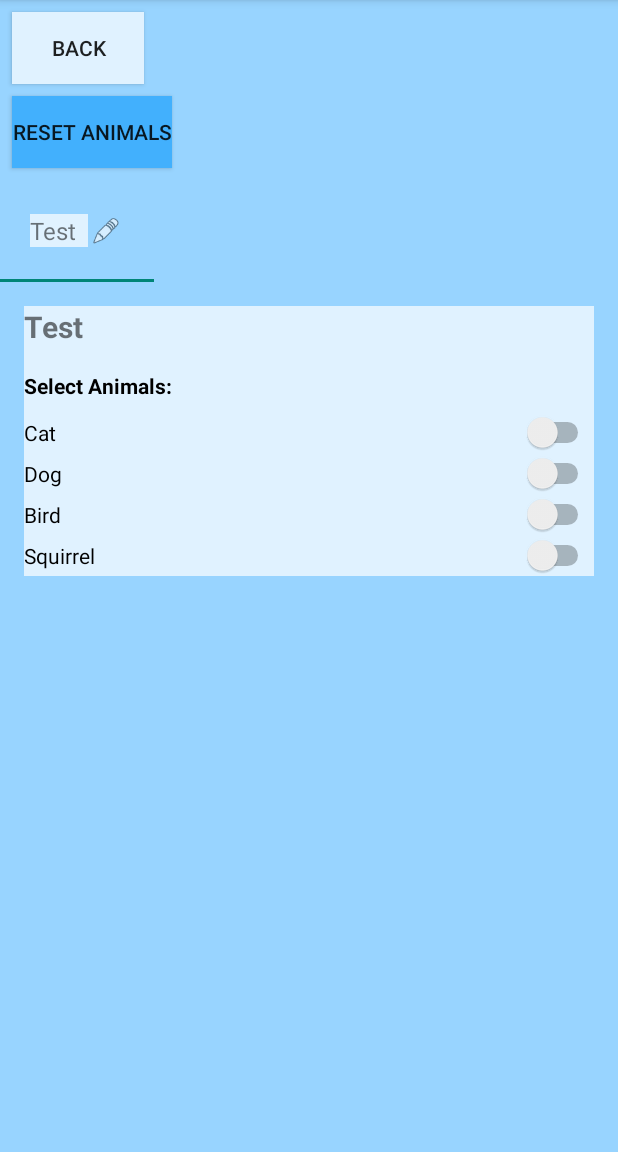
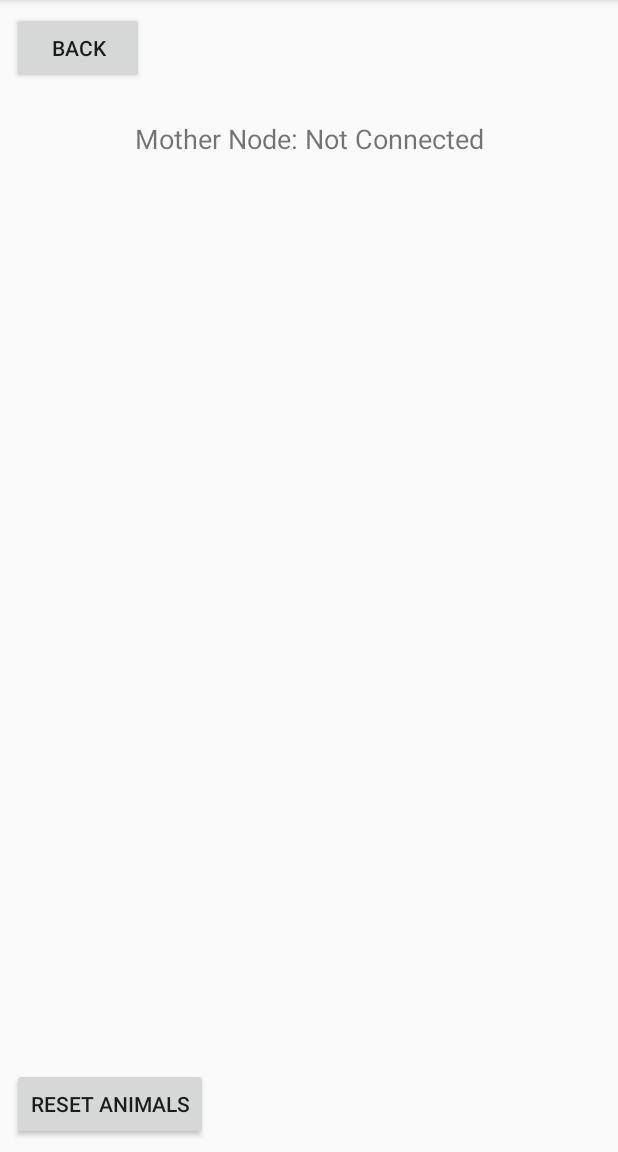
Before and after one commit to Riolan/capstone, an Android app built with Jetpack Compose: the CameraActivity screen opened directly, with no data from a screen before it, on a phone screen of 412 x 824 dp, the part 84-1236 px from its top. Run offline under Robolectric (Android 15) with nearby library versions, the phone set to English and light mode, and no system bars.

Commit message:
Updated to GUI - Fix of BLE Characteristics - Added BleManager for communication to Mothernode - Others I don't remember from my lack of sleep

```diff
--- a/MyApplication/app/src/main/java/com/example/myapplication/CameraActivity.kt
+++ b/MyApplication/app/src/main/java/com/example/myapplication/CameraActivity.kt
@@ -1,5 +1,6 @@
 
 package com.example.myapplication
+import android.annotation.SuppressLint
 import android.content.SharedPreferences
 import android.os.Bundle
 import android.util.Log
@@ -18,10 +19,14 @@ import androidx.viewpager.widget.ViewPager
 import androidx.viewpager2.adapter.FragmentStateAdapter
 import androidx.viewpager2.widget.ViewPager2
 import com.example.myapplication.databinding.ActivityCameraSettingsBinding
+import com.example.myapplication.ui.BleConnectionListener
 import com.example.myapplication.ui.main.SectionsPagerAdapter
 import com.google.android.material.floatingactionbutton.FloatingActionButton
 import com.google.android.material.tabs.TabLayout
 import com.google.android.material.tabs.TabLayoutMediator
+
+import com.example.myapplication.ui.BleManager
+import android.bluetooth.BluetoothDevice
 
 class MyPagerAdapter(fragmentActivity: FragmentActivity, private val items: List<String>) : FragmentStateAdapter(fragmentActivity) {
     override fun getItemCount(): Int = items.size
@@ -46,7 +51,7 @@ class MyFragment : Fragment() {
 }
 
 
-class CameraActivity : AppCompatActivity() {
+class CameraActivity : AppCompatActivity(), BleConnectionListener {
 
     private lateinit var binding: ActivityCameraSettingsBinding
     private lateinit var CameraText: TextView
@@ -56,10 +61,12 @@ class CameraActivity : AppCompatActivity() {
     private var deviceList: MutableList<String> = mutableListOf()
     private lateinit var prefs: SharedPreferences
     private lateinit var originalList: ArrayList<String>
+    private lateinit var bleManager: BleManager
+
 
     override fun onCreate(savedInstanceState: Bundle?) {
         super.onCreate(savedInstanceState)
-        setContentView(R.layout.activity_camera_settings)
+        setContentView(R.layout.test_device_viewer)
 
         val resetButton = findViewById<Button>(R.id.resetAnimalsButton)
         resetButton.setOnClickListener {
@@ -86,10 +93,11 @@ class CameraActivity : AppCompatActivity() {
 
         originalList = intent.getStringArrayListExtra("device_list") ?: arrayListOf()
 
-        deviceList = originalList.mapIndexed { index, name ->
-            prefs.getString("device_$index", name) ?: name
-        }.toMutableList()
-        deviceList.add("Test")
+
+        bleManager = BleManager.getInstance()
+        bleManager.registerConnectionListener(this)
+
+        //deviceList.add("Test")
         adapter = DevicePagerAdapter(this, deviceList)
         viewPager.adapter = adapter
 
@@ -97,6 +105,8 @@ class CameraActivity : AppCompatActivity() {
         TabLayoutMediator(tabLayout, viewPager) { tab, position ->
             tab.customView = createCustomTabView(position)
         }.attach()
+
+        updateConnectedDevicesUI()
     }
     private fun createCustomTabView(position: Int): View {
         val view = layoutInflater.inflate(R.layout.custom_tab, null)
@@ -110,6 +120,61 @@ class CameraActivity : AppCompatActivity() {
         }
 
         return view
+    }
+
+
+    override fun onDestroy() {
+        super.onDestroy()
+        // Unregister the connection listener to prevent memory leaks
+        bleManager.unregisterConnectionListener(this)
+    }
+
+    // Implement BleConnectionListener interface methods
+    override fun onDeviceConnected(device: BluetoothDevice) {
+        // Update UI when a device connects
+        runOnUiThread {
+            updateConnectedDevicesUI()
+        }
+    }
+
+    override fun onDeviceDisconnected(device: BluetoothDevice) {
+        // Update UI when a device disconnects
+        runOnUiThread {
+            updateConnectedDevicesUI()
+        }
+    }
+
+    // This method updates the UI to show only connected devices
+    @SuppressLint("MissingPermission")
+    private fun updateConnectedDevicesUI() {
+        // Get the current connected device
+        val currentDevice = bleManager.getCurrentDevice()
+
+        // Create a list with just the current device or a placeholder message
+        deviceList = if (currentDevice != null) {
+            // Get the device name - adjust this based on your device object structure
+            val deviceName = currentDevice.name ?: "Unknown Device"
+            mutableListOf(deviceName)
+
+        } else {
+            mutableListOf("No Connected Device")
+        }
+
+        if (currentDevice != null) {
+            // This will instead need to host Edge Nodes
+
+            // Check if adapter is already initialized
+            if (::adapter.isInitialized) {
+                adapter.updateDevices(deviceList)
+            } else {
+                adapter = DevicePagerAdapter(this, deviceList)
+                viewPager.adapter = adapter
+
+                TabLayoutMediator(tabLayout, viewPager) { tab, position ->
+                    tab.customView = createCustomTabView(position)
+                }.attach()
+            }
+        }
     }
 
     private fun showRenameDialog(position: Int) {
--- a/MyApplication/app/src/main/java/com/example/myapplication/DevicePagerAdapter.kt
+++ b/MyApplication/app/src/main/java/com/example/myapplication/DevicePagerAdapter.kt
@@ -7,7 +7,7 @@ import androidx.viewpager2.adapter.FragmentStateAdapter
 
 class DevicePagerAdapter(
     fa: FragmentActivity,
-    private val deviceList: List<String>
+    private var deviceList: MutableList<String>
 ) : FragmentStateAdapter(fa) {
     private val fragmentMap = mutableMapOf<Int, DeviceFragment>()
     override fun getItemCount(): Int = deviceList.size
@@ -20,5 +20,12 @@ class DevicePagerAdapter(
         fragmentMap[position] = fragment
         return fragment
     }
+
+    fun updateDevices(newDeviceList: MutableList<String>) {
+        deviceList = newDeviceList
+        fragmentMap.clear() // Clear fragment cache
+        notifyDataSetChanged() // This will recreate fragments
+    }
+
     fun getFragment(position: Int): DeviceFragment? = fragmentMap[position]
 }
--- a/MyApplication/app/src/main/res/layout/activity_camera_settings.xml
+++ b/MyApplication/app/src/main/res/layout/activity_camera_settings.xml
@@ -1,35 +1,57 @@
 <?xml version="1.0" encoding="utf-8"?>
 <LinearLayout xmlns:android="http://schemas.android.com/apk/res/android"
     xmlns:app="http://schemas.android.com/apk/res-auto"
-android:orientation="vertical"
     android:layout_width="match_parent"
     android:layout_height="match_parent"
-    android:background="#98D4FF">
+    android:background="#98D4FF"
+    android:orientation="vertical">
+
     <Button
         android:id="@+id/backButton"
         android:layout_width="wrap_content"
         android:layout_height="wrap_content"
-        android:text="Back"
         android:layout_margin="8dp"
-        android:background="#E0F2FF"/>
+        android:background="#E0F2FF"
+        android:text="Back" />
+
+    <androidx.cardview.widget.CardView
+        android:layout_width="match_parent"
+        android:layout_height="135dp">
+
+        <HorizontalScrollView
+            android:layout_width="match_parent"
+            android:layout_height="101dp"
+            android:layout_gravity="center">
+
+            <TextView
+                android:id="@+id/motherNodeTextView"
+                android:layout_width="match_parent"
+                android:layout_height="match_parent"
+                android:editable="false"
+                android:gravity="center"
+                android:text="TextView" />
+        </HorizontalScrollView>
+
+    </androidx.cardview.widget.CardView>
+
     <Button
         android:id="@+id/resetAnimalsButton"
         android:layout_width="wrap_content"
         android:layout_height="wrap_content"
-        android:text="Reset Animals"
         android:layout_marginStart="8dp"
         android:layout_marginBottom="8dp"
-        android:background="#42B0FD"/>
+        android:background="#42B0FD"
+        android:text="Reset Animals" />
 
     <com.google.android.material.tabs.TabLayout
         android:id="@+id/tabLayout"
         android:layout_width="match_parent"
-        android:layout_height="68dp"
+        android:layout_height="111dp"
         app:tabMode="scrollable" />
 
     <androidx.viewpager2.widget.ViewPager2
         android:id="@+id/viewPager"
         android:layout_width="match_parent"
         android:layout_height="0dp"
-    android:layout_weight="1"/>
+        android:layout_weight="1" />
 </LinearLayout>
--- a/MyApplication/app/src/main/res/layout/custom_tab.xml
+++ b/MyApplication/app/src/main/res/layout/custom_tab.xml
@@ -1,29 +1,28 @@
 <?xml version="1.0" encoding="utf-8"?>
 <LinearLayout xmlns:android="http://schemas.android.com/apk/res/android"
-    android:orientation="horizontal"
-    android:gravity="center"
     android:layout_width="wrap_content"
     android:layout_height="match_parent"
-    android:padding="8dp"
-    android:background="#98D4FF">
+    android:background="#F8F8F8"
+    android:gravity="center"
+    android:orientation="horizontal"
+    android:padding="8dp">
 
     <TextView
         android:id="@+id/tabTitle"
-        android:layout_width="wrap_content"
-        android:layout_height="wrap_content"
+        android:layout_width="152dp"
+        android:layout_height="53dp"
+        android:background="#D7E3EF"
+        android:paddingEnd="8dp"
         android:text="Device"
-        android:textSize="16sp"
-        android:paddingEnd="8dp"
-        android:background="#E0F2FF"/>
+        android:textSize="16sp" />
 
     <ImageButton
         android:id="@+id/renameButton"
         android:layout_width="24dp"
         android:layout_height="24dp"
         android:background="?attr/selectableItemBackgroundBorderless"
-        android:src="@android:drawable/ic_menu_edit"
         android:contentDescription="Rename"
+        android:padding="2dp"
         android:scaleType="fitCenter"
-        android:padding="2dp"
-        />
+        android:src="@android:drawable/ic_menu_edit" />
 </LinearLayout>
--- a/MyApplication/app/src/main/res/layout/fragment_device.xml
+++ b/MyApplication/app/src/main/res/layout/fragment_device.xml
@@ -2,31 +2,30 @@
 <ScrollView xmlns:android="http://schemas.android.com/apk/res/android"
     android:layout_width="match_parent"
     android:layout_height="match_parent"
-    android:padding="16dp"
-    android:background="#98D4FF">
+    android:background="#F6F6F6"
+    android:padding="16dp">
 
     <LinearLayout
-        android:orientation="vertical"
         android:layout_width="match_parent"
         android:layout_height="wrap_content"
-        android:background="#E0F2FF">
+        android:background="#D6E1ED"
+        android:orientation="vertical">
 
         <TextView
             android:id="@+id/deviceNameTextView"
+            android:layout_width="wrap_content"
+            android:layout_height="wrap_content"
+            android:layout_marginBottom="16dp"
             android:textSize="20sp"
-            android:textStyle="bold"
-            android:layout_marginBottom="16dp"
-            android:layout_width="wrap_content"
-            android:layout_height="wrap_content" />
+            android:textStyle="bold" />
 
         <TextView
-            android:text="Select Animals:"
-            android:textStyle="bold"
             android:layout_width="wrap_content"
             android:layout_height="wrap_content"
             android:layout_marginBottom="8dp"
+            android:text="Select Animals:"
             android:textColor="#000000"
-            />
+            android:textStyle="bold" />
 
         <Switch
             android:id="@+id/switchCat"
--- /dev/null
+++ b/MyApplication/app/src/main/res/layout/test_device_viewer.xml
@@ -0,0 +1,51 @@
+<?xml version="1.0" encoding="utf-8"?>
+<LinearLayout
+    xmlns:android="http://schemas.android.com/apk/res/android"
+    xmlns:app="http://schemas.android.com/apk/res-auto"
+    android:orientation="vertical"
+    android:padding="8dp"
+    android:layout_width="match_parent"
+    android:layout_height="match_parent">
+
+    <!-- Back Button -->
+    <Button
+        android:id="@+id/backButton"
+        android:layout_width="wrap_content"
+        android:layout_height="wrap_content"
+        android:text="back" />
+
+    <!-- Mother Node Label -->
+    <TextView
+        android:id="@+id/motherNodeLabel"
+        android:layout_width="match_parent"
+        android:layout_height="wrap_content"
+        android:layout_marginTop="8dp"
+        android:gravity="center"
+        android:padding="16dp"
+        android:text="Mother Node: Not Connected"
+        android:textSize="18sp" />
+
+    <!-- Tab Layout -->
+    <com.google.android.material.tabs.TabLayout
+        android:id="@+id/tabLayout"
+        android:layout_width="match_parent"
+        android:layout_height="wrap_content"
+        app:tabMode="fixed"
+        app:tabGravity="fill"
+        android:layout_marginTop="8dp" />
+
+    <!-- ViewPager2 for Tab Content -->
+    <androidx.viewpager2.widget.ViewPager2
+        android:id="@+id/viewPager"
+        android:layout_width="match_parent"
+        android:layout_height="0dp"
+        android:layout_weight="1" />
+
+    <!-- Reset Button at Bottom -->
+    <Button
+        android:id="@+id/resetAnimalsButton"
+        android:layout_width="wrap_content"
+        android:layout_height="wrap_content"
+        android:layout_marginTop="8dp"
+        android:text="Reset Animals" />
+</LinearLayout>
```
Also changed, not shown: MyApplication/app/src/main/java/com/example/myapplication/MainActivity.kt (+39 -1 lines), MyApplication/app/src/main/java/com/example/myapplication/ui/BleManager.kt (added, +172 -0 lines), MyApplication/app/src/main/res/layout/activity_main.xml (+63 -39 lines), MyApplication/app/src/main/res/layout/fragment_camera_activity2.xml (+4 -5 lines), MyApplication/app/src/main/res/layout/list_with_switches.xml (+15 -16 lines), 1 other file. Lines whose indentation alone changed are shown as unchanged.
